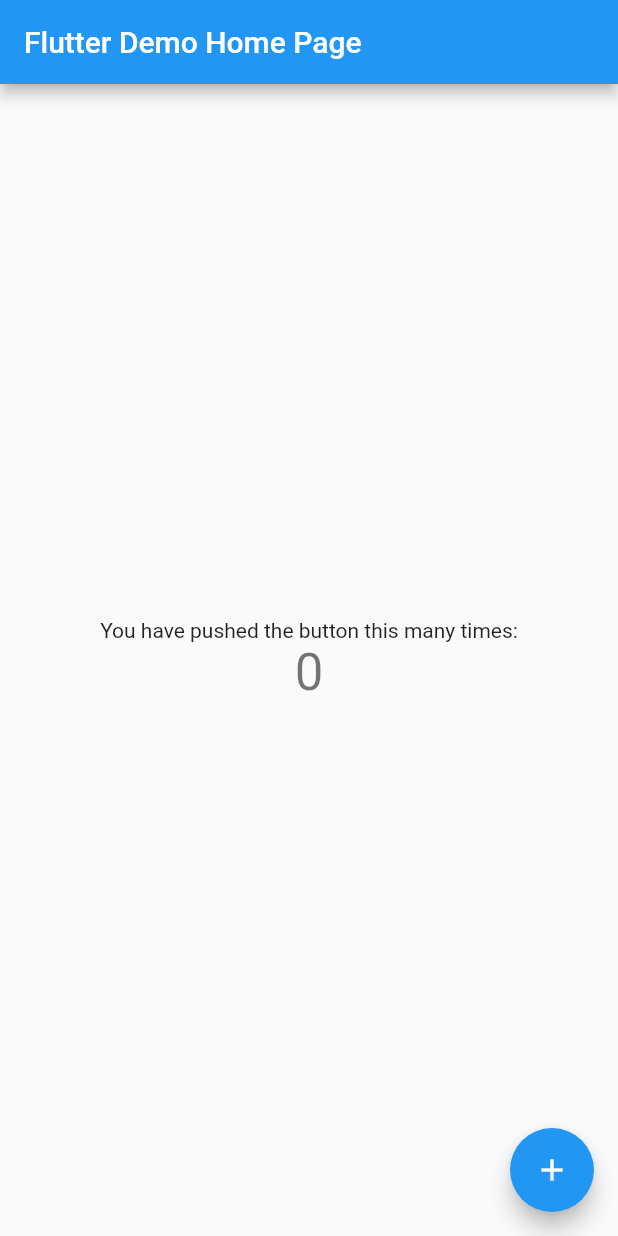
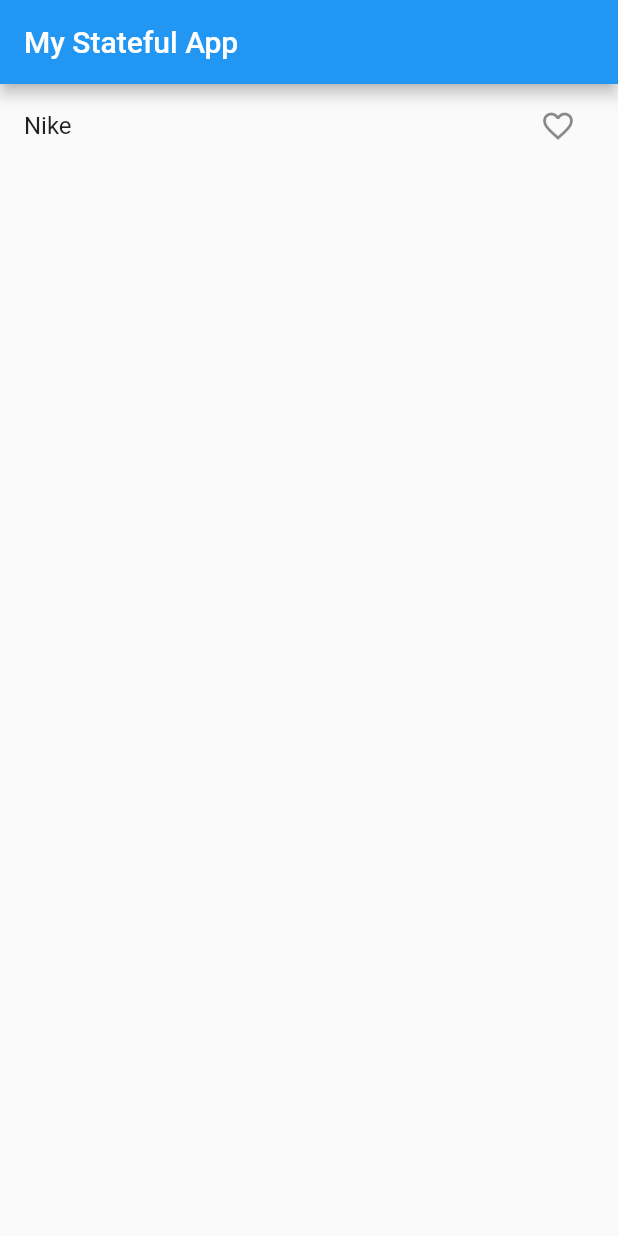
Before and after one commit to MugssyBoy/flutter_components_basics_v2, a Flutter app: the screen it shows after launch, on a phone screen of 412 x 824 dp. Run offline on Flutter 3.47's test engine with Material 2 defaults, Android fonts, the phone set to English and light mode, and no system bars.

Commit message:
created example stateful like widget

```diff
--- a/lib/main.dart
+++ b/lib/main.dart
@@ -1,115 +1,51 @@
 import 'package:flutter/material.dart';
 
-void main() {
-  runApp(const MyApp());
-}
+void main() => runApp(const MyApp());
 
 class MyApp extends StatelessWidget {
   const MyApp({super.key});
 
-  // This widget is the root of your application.
   @override
   Widget build(BuildContext context) {
     return MaterialApp(
-      title: 'Flutter Demo',
-      theme: ThemeData(
-        // This is the theme of your application.
-        //
-        // Try running your application with "flutter run". You'll see the
-        // application has a blue toolbar. Then, without quitting the app, try
-        // changing the primarySwatch below to Colors.green and then invoke
-        // "hot reload" (press "r" in the console where you ran "flutter run",
-        // or simply save your changes to "hot reload" in a Flutter IDE).
-        // Notice that the counter didn't reset back to zero; the application
-        // is not restarted.
-        primarySwatch: Colors.blue,
+      debugShowCheckedModeBanner: false,
+      home: Scaffold(
+        appBar: AppBar(
+          title: const Text("My Stateful App"),
+        ),
+        body: const MyAppState(),
       ),
-      home: const MyHomePage(title: 'Flutter Demo Home Page'),
     );
   }
 }
 
-class MyHomePage extends StatefulWidget {
-  const MyHomePage({super.key, required this.title});
-
-  // This widget is the home page of your application. It is stateful, meaning
-  // that it has a State object (defined below) that contains fields that affect
-  // how it looks.
-
-  // This class is the configuration for the state. It holds the values (in this
-  // case the title) provided by the parent (in this case the App widget) and
-  // used by the build method of the State. Fields in a Widget subclass are
-  // always marked "final".
-
-  final String title;
+class MyAppState extends StatefulWidget {
+  const MyAppState({super.key});
 
   @override
-  State<MyHomePage> createState() => _MyHomePageState();
+  State<MyAppState> createState() => _MyAppStateState();
 }
 
-class _MyHomePageState extends State<MyHomePage> {
-  int _counter = 0;
-
-  void _incrementCounter() {
-    setState(() {
-      // This call to setState tells the Flutter framework that something has
-      // changed in this State, which causes it to rerun the build method below
-      // so that the display can reflect the updated values. If we changed
-      // _counter without calling setState(), then the build method would not be
-      // called again, and so nothing would appear to happen.
-      _counter++;
-    });
-  }
+class _MyAppStateState extends State<MyAppState> {
+  bool liked = false;
 
   @override
   Widget build(BuildContext context) {
-    // This method is rerun every time setState is called, for instance as done
-    // by the _incrementCounter method above.
-    //
-    // The Flutter framework has been optimized to make rerunning build methods
-    // fast, so that you can just rebuild anything that needs updating rather
-    // than having to individually change instances of widgets.
-    return Scaffold(
-      appBar: AppBar(
-        // Here we take the value from the MyHomePage object that was created by
-        // the App.build method, and use it to set our appbar title.
-        title: Text(widget.title),
-      ),
-      body: Center(
-        // Center is a layout widget. It takes a single child and positions it
-        // in the middle of the parent.
-        child: Column(
-          // Column is also a layout widget. It takes a list of children and
-          // arranges them vertically. By default, it sizes itself to fit its
-          // children horizontally, and tries to be as tall as its parent.
-          //
-          // Invoke "debug painting" (press "p" in the console, choose the
-          // "Toggle Debug Paint" action from the Flutter Inspector in Android
-          // Studio, or the "Toggle Debug Paint" command in Visual Studio Code)
-          // to see the wireframe for each widget.
-          //
-          // Column has various properties to control how it sizes itself and
-          // how it positions its children. Here we use mainAxisAlignment to
-          // center the children vertically; the main axis here is the vertical
-          // axis because Columns are vertical (the cross axis would be
-          // horizontal).
-          mainAxisAlignment: MainAxisAlignment.center,
-          children: <Widget>[
-            const Text(
-              'You have pushed the button this many times:',
-            ),
-            Text(
-              '$_counter',
-              style: Theme.of(context).textTheme.headline4,
-            ),
-          ],
+    return ListView(
+      children: [
+        ListTile(
+          title: const Text("Nike"),
+          trailing: IconButton(
+            onPressed: () {
+              setState(() => liked = !liked);
+              print(liked);
+            },
+            icon: liked
+                ? (const Icon(Icons.favorite))
+                : (const Icon(Icons.favorite_border)),
+          ),
         ),
-      ),
-      floatingActionButton: FloatingActionButton(
-        onPressed: _incrementCounter,
-        tooltip: 'Increment',
-        child: const Icon(Icons.add),
-      ), // This trailing comma makes auto-formatting nicer for build methods.
+      ],
     );
   }
 }
```
